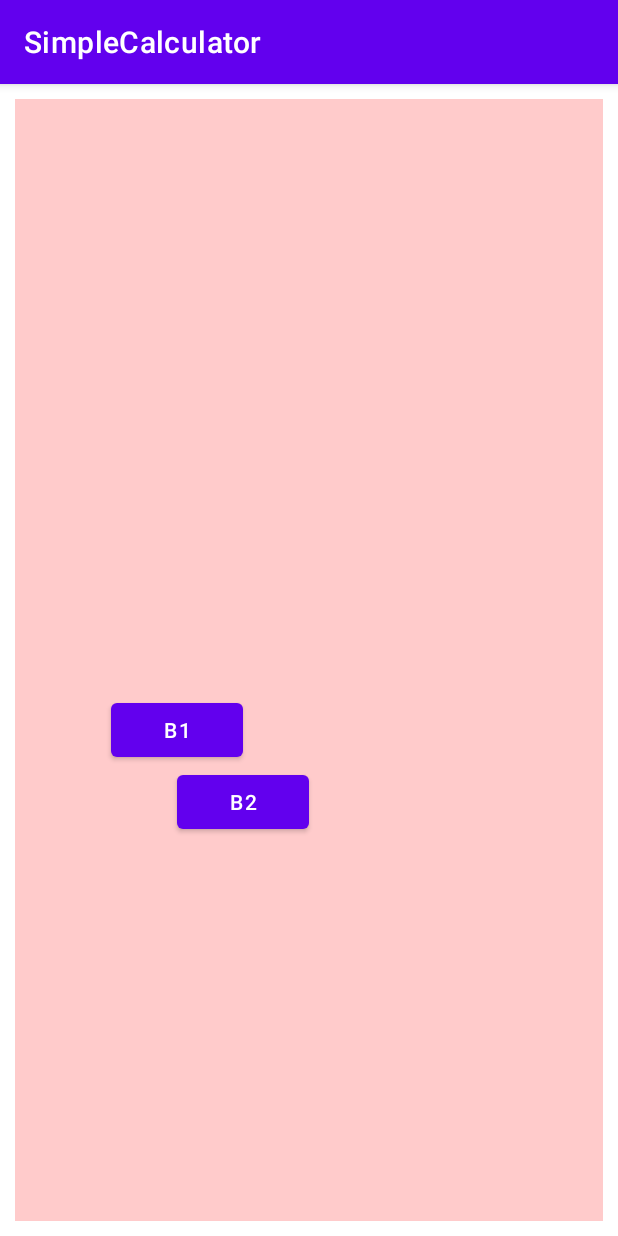
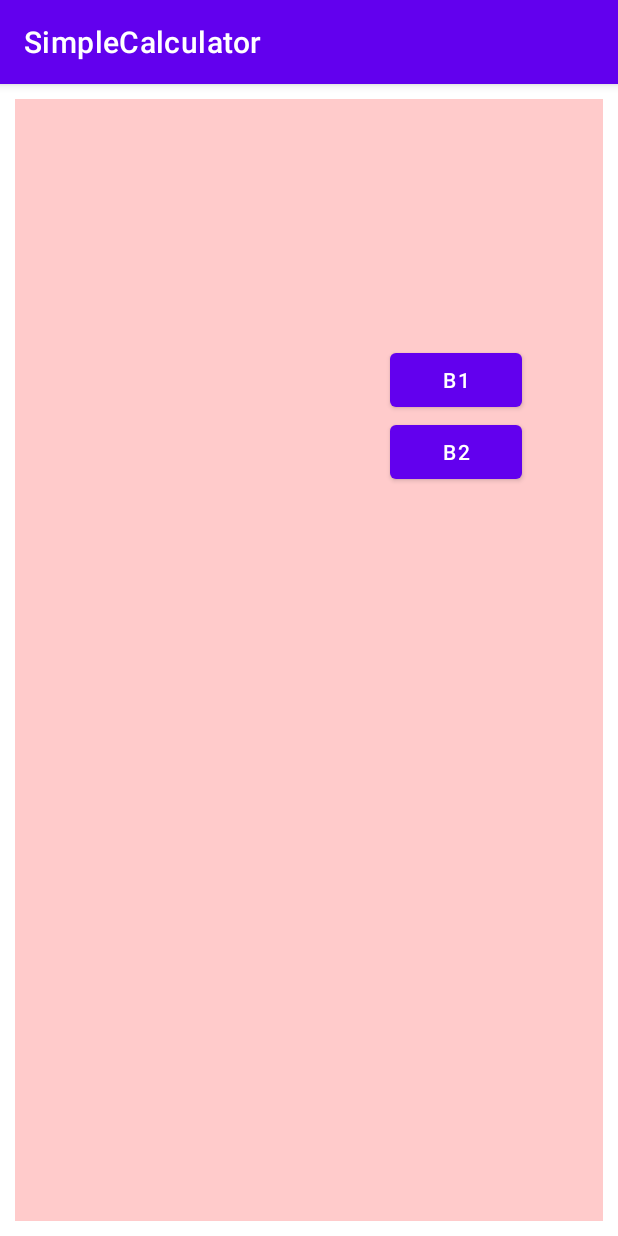
Before and after one commit to bxhuynh/CT312H-practice, an Android app: the screen it shows after launch (MainActivity), on a phone screen of 412 x 824 dp. Run offline under Robolectric (Android 15) with nearby library versions, the phone set to English and light mode, and no system bars.

Commit message:
play with constaint layout 2

```diff
--- a/SimpleCalculator/app/src/main/res/layout/activity_main.xml
+++ b/SimpleCalculator/app/src/main/res/layout/activity_main.xml
@@ -29,22 +29,21 @@
         android:id="@+id/b1"
         android:layout_width="wrap_content"
         android:layout_height="wrap_content"
-        android:layout_marginLeft="20dp"
-        android:layout_marginBottom="100dp"
         android:text="B1"
-        app:layout_constraintBottom_toBottomOf="parent"
-        app:layout_constraintVertical_bias="0.1"
-        app:layout_constraintHorizontal_bias="0.5"
-        app:layout_constraintLeft_toLeftOf="@id/containerLayout"
-        app:layout_constraintRight_toRightOf="@+id/g2"
-        app:layout_constraintTop_toTopOf="@id/g1"
-   />
+        app:layout_constraintLeft_toLeftOf="@id/g2"
+        app:layout_constraintRight_toRightOf="parent"
+        app:layout_constraintBottom_toBottomOf="@id/g1"
+        app:layout_constraintTop_toTopOf="parent"
+        />
+
     <Button
         android:layout_width="wrap_content"
         android:layout_height="wrap_content"
         android:id="@+id/b2"
         android:text="B2"
         app:layout_constraintTop_toBottomOf="@id/b1"
-        app:layout_constraintRight_toRightOf="@id/g2"
+        app:layout_constraintRight_toRightOf="parent"
+        app:layout_constraintLeft_toLeftOf="@id/g2"
+
         />
 </androidx.constraintlayout.widget.ConstraintLayout>
```
